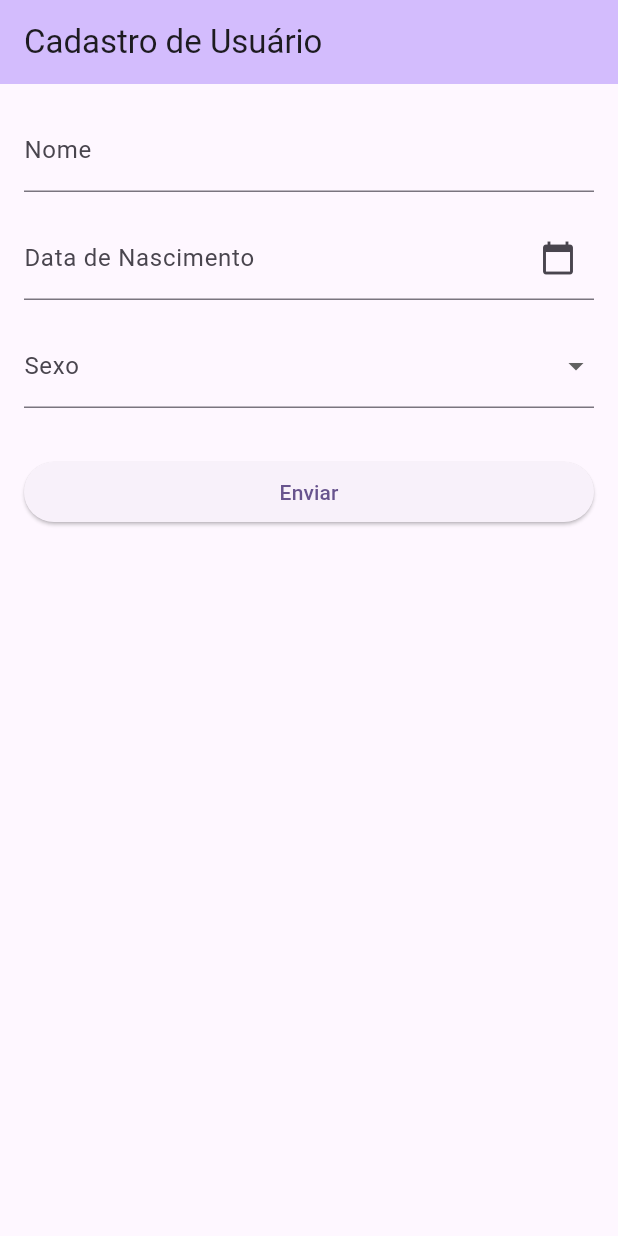
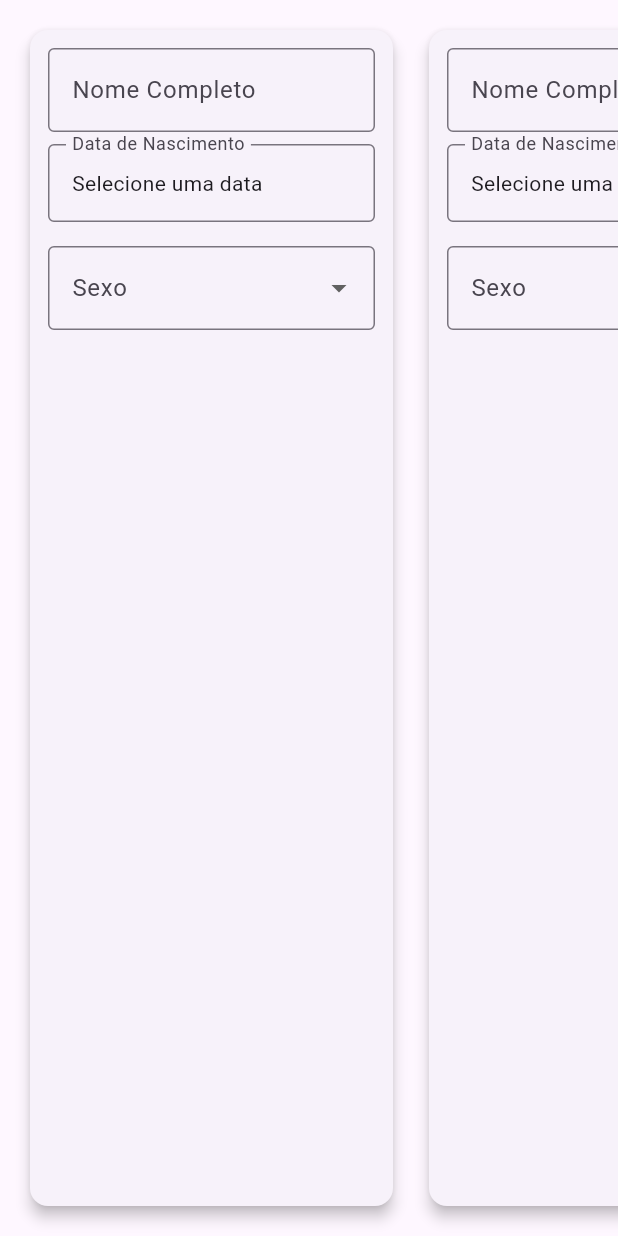
Before and after one commit to caioValiati/tarefa, a Flutter app: the screen it shows after launch, on a phone screen of 412 x 824 dp. Run offline on Flutter 3.47's test engine with Material 3 defaults, Android fonts, the phone set to English and light mode, and no system bars.

Commit message:
lista de forms

```diff
--- a/lib/main.dart
+++ b/lib/main.dart
@@ -6,152 +6,164 @@ void main() {
 
 class MyApp extends StatelessWidget {
   const MyApp({super.key});
+
   @override
   Widget build(BuildContext context) {
     return MaterialApp(
-      title: 'Formulário de Cadastro',
-      theme: ThemeData(
-        colorScheme: ColorScheme.fromSeed(seedColor: Colors.deepPurple),
-        useMaterial3: true,
+      debugShowCheckedModeBanner: false,
+      home: Scaffold(
+        body: const CarouselForm(),
       ),
-      home: const MyHomePage(title: 'Cadastro de Usuário'),
     );
   }
 }
 
-class MyHomePage extends StatefulWidget {
-  const MyHomePage({super.key, required this.title});
-  final String title;
+class CarouselForm extends StatefulWidget {
+  const CarouselForm({super.key});
 
   @override
-  State<MyHomePage> createState() => _MyHomePageState();
+  State<CarouselForm> createState() => _CarouselFormState();
 }
 
-class _MyHomePageState extends State<MyHomePage> {
-  final _formKey = GlobalKey<FormState>();
-  final _nomeController = TextEditingController();
-  final _dataNascimentoController = TextEditingController();
-  String? _sexoSelecionado;
-  DateTime? _dataNascimento;
+class _CarouselFormState extends State<CarouselForm> {
+  final List<FormData> forms = List.generate(5, (_) => FormData());
 
-  void _enviarFormulario() {
-    if (_formKey.currentState!.validate()) {
-      ScaffoldMessenger.of(context).showSnackBar(
-        const SnackBar(content: Text('Formulário válido! Enviando dados...')),
+  @override
+  Widget build(BuildContext context) {
+    return ListView.separated(
+      scrollDirection: Axis.horizontal,
+      padding: const EdgeInsets.all(16),
+      itemCount: forms.length,
+      separatorBuilder: (_, __) => const SizedBox(width: 16),
+      itemBuilder: (context, index) {
+        return SizedBox(
+          width: 250,
+          child: Card(
+            elevation: 4,
+            shape: RoundedRectangleBorder(
+              borderRadius: BorderRadius.circular(12),
+            ),
+            child: Padding(
+              padding: const EdgeInsets.all(12),
+              child: FormCard(
+                data: forms[index],
+                onChanged: (newData) {
+                  setState(() {
+                    forms[index] = newData;
+                  });
+                },
+              ),
+            ),
+          ),
+        );
+      },
     );
   }
 }
 
-  Future<void> _selecionarDataNascimento() async {
-    final DateTime? dataSelecionada = await showDatePicker(
-      context: context,
-      initialDate: DateTime(2000, 1, 1),
-      firstDate: DateTime(1900),
-      lastDate: DateTime.now(),
-    );
-
-    if (dataSelecionada != null) {
-      setState(() {
-        _dataNascimento = dataSelecionada;
-        _dataNascimentoController.text = _formatarData(dataSelecionada);
-      });
-    }
+class FormData {
+  String nome = '';
+  DateTime? dataNascimento;
+  String? sexo;
 }
 
-  String _formatarData(DateTime data) {
-    final dia = data.day.toString().padLeft(2, '0');
-    final mes = data.month.toString().padLeft(2, '0');
-    final ano = data.year.toString();
-    return '$dia/$mes/$ano';
+class FormCard extends StatefulWidget {
+  final FormData data;
+  final ValueChanged<FormData> onChanged;
+
+  const FormCard({
+    super.key,
+    required this.data,
+    required this.onChanged,
+  });
+
+  @override
+  State<FormCard> createState() => _FormCardState();
 }
 
-  bool _ehMaiorDeIdade(DateTime data) {
-    final hoje = DateTime.now();
-    int idade = hoje.year - data.year;
-    if (hoje.month < data.month ||
-        (hoje.month == data.month && hoje.day < data.day)) {
-      idade--;
-    }
-    return idade >= 18;
+class _FormCardState extends State<FormCard> {
+  late TextEditingController _nomeController;
+
+  @override
+  void initState() {
+    super.initState();
+    _nomeController = TextEditingController(text: widget.data.nome);
   }
 
   @override
   void dispose() {
     _nomeController.dispose();
-    _dataNascimentoController.dispose();
     super.dispose();
+  }
+
+  void _selecionarData() async {
+    DateTime? picked = await showDatePicker(
+      context: context,
+      initialDate: widget.data.dataNascimento ?? DateTime(2000),
+      firstDate: DateTime(1900),
+      lastDate: DateTime.now(),
+    );
+    if (picked != null) {
+      setState(() {
+        widget.data.dataNascimento = picked;
+      });
+      widget.onChanged(widget.data);
+    }
   }
 
   @override
   Widget build(BuildContext context) {
-    return Scaffold(
-      appBar: AppBar(
-        title: Text(widget.title),
-        backgroundColor: Theme.of(context).colorScheme.inversePrimary,
+    return Column(
+      children: [
+        TextField(
+          controller: _nomeController,
+          decoration: const InputDecoration(
+            labelText: 'Nome Completo',
+            border: OutlineInputBorder(),
           ),
-      body: Padding(
-        padding: const EdgeInsets.all(16),
-        child: Form(
-          key: _formKey,
-          child: ListView(
-            children: [
-              TextFormField(
-                controller: _nomeController,
-                decoration: const InputDecoration(labelText: 'Nome'),
-                validator: (value) {
-                  if (value == null || value.trim().isEmpty) {
-                    return 'Informe o nome';
-                  }
-                  return null;
+          onChanged: (value) {
+            widget.data.nome = value;
+            widget.onChanged(widget.data);
           },
         ),
-              const SizedBox(height: 16),
+        const SizedBox(height: 8),
 
-              TextFormField(
-                controller: _dataNascimentoController,
-                readOnly: true,
+        InkWell(
+          onTap: _selecionarData,
+          child: InputDecorator(
             decoration: const InputDecoration(
               labelText: 'Data de Nascimento',
-                  suffixIcon: Icon(Icons.calendar_today),
+              border: OutlineInputBorder(),
             ),
-                onTap: _selecionarDataNascimento,
-                validator: (value) {
-                  if (_dataNascimento == null) {
-                    return 'Selecione a data de nascimento';
-                  }
-                  if (!_ehMaiorDeIdade(_dataNascimento!)) {
-                    return 'Você precisa ter pelo menos 18 anos';
-                  }
-                  return null;
-                },
+            child: Text(
+              widget.data.dataNascimento != null
+                  ? "${widget.data.dataNascimento!.day.toString().padLeft(2, '0')}/"
+                    "${widget.data.dataNascimento!.month.toString().padLeft(2, '0')}/"
+                    "${widget.data.dataNascimento!.year}"
+                  : 'Selecione uma data',
+            ),
+          ),
         ),
         const SizedBox(height: 16),
 
         DropdownButtonFormField<String>(
-                value: _sexoSelecionado,
-                decoration: const InputDecoration(labelText: 'Sexo'),
+          decoration: const InputDecoration(
+            labelText: 'Sexo',
+            border: OutlineInputBorder(),
+          ),
+          value: widget.data.sexo,
           items: const [
-                  DropdownMenuItem(value: 'Masculino', child: Text('Masculino')),
-                  DropdownMenuItem(value: 'Feminino', child: Text('Feminino')),
+            DropdownMenuItem(value: 'Homem', child: Text('Homem')),
+            DropdownMenuItem(value: 'Mulher', child: Text('Mulher')),
           ],
           onChanged: (value) {
             setState(() {
-                    _sexoSelecionado = value;
+              widget.data.sexo = value;
             });
+            widget.onChanged(widget.data);
           },
-                validator: (value) =>
-                    value == null ? 'Selecione o sexo' : null,
-              ),
-              const SizedBox(height: 32),
-
-              ElevatedButton(
-                onPressed: _enviarFormulario,
-                child: const Text('Enviar'),
         ),
       ],
-          ),
-        ),
-      ),
     );
   }
 }
```
Lines whose indentation alone changed are shown as unchanged.
